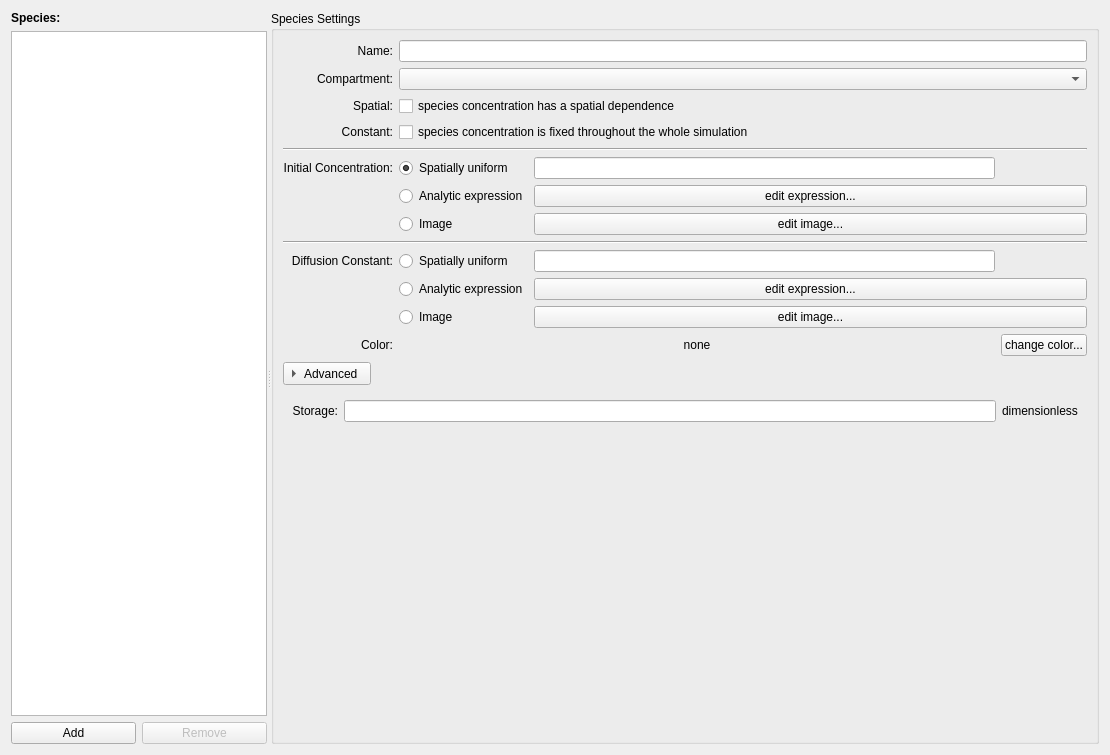
Above: gui/tabs/tabspecies.ui from spatial-model-editor/spatial-model-editor before the change. Below: the same form after it.
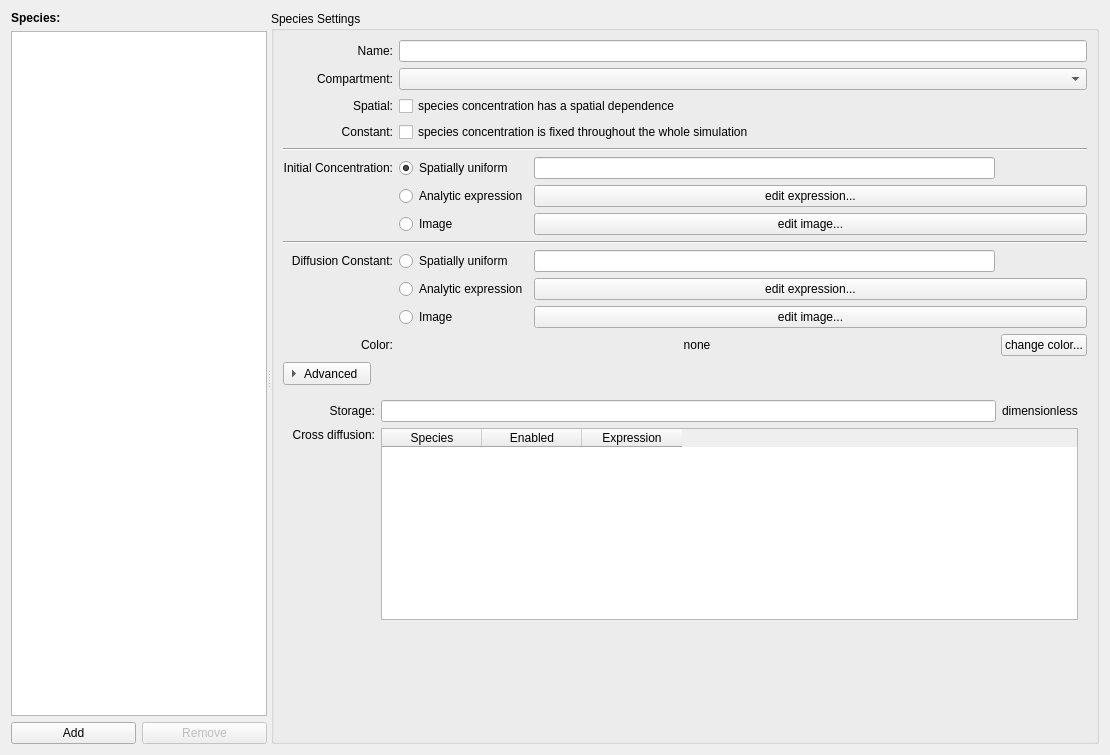
That is the form after the change.

Commit message: Add support for cross-diffusion

The edit to the form file:
```diff
--- a/gui/tabs/tabspecies.ui
+++ b/gui/tabs/tabspecies.ui
@@ -557,6 +557,47 @@
               </property>
              </widget>
             </item>
+            <item row="1" column="0">
+             <widget class="QLabel" name="lblCrossDiffusion">
+              <property name="text">
+               <string>Cross diffusion:</string>
+              </property>
+              <property name="alignment">
+               <set>Qt::AlignRight|Qt::AlignTop|Qt::AlignTrailing</set>
+              </property>
+             </widget>
+            </item>
+            <item row="1" column="1" colspan="2">
+             <widget class="QTableWidget" name="tblCrossDiffusion">
+              <property name="alternatingRowColors">
+               <bool>true</bool>
+              </property>
+              <property name="selectionMode">
+               <enum>QAbstractItemView::NoSelection</enum>
+              </property>
+              <property name="columnCount">
+               <number>3</number>
+              </property>
+              <property name="rowCount">
+               <number>0</number>
+              </property>
+              <column>
+               <property name="text">
+                <string>Species</string>
+               </property>
+              </column>
+              <column>
+               <property name="text">
+                <string>Enabled</string>
+               </property>
+              </column>
+              <column>
+               <property name="text">
+                <string>Expression</string>
+               </property>
+              </column>
+             </widget>
+            </item>
            </layout>
           </widget>
          </item>
```
The commit also changes 20 other files.
